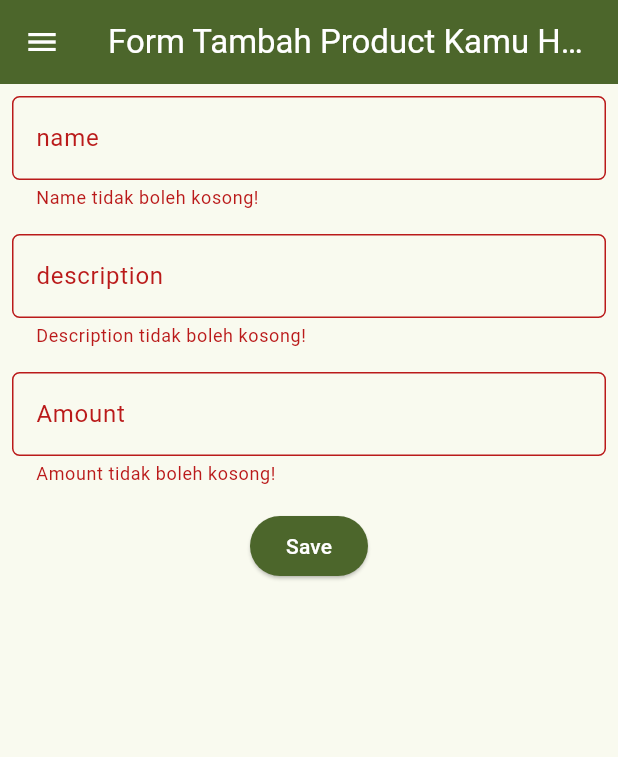
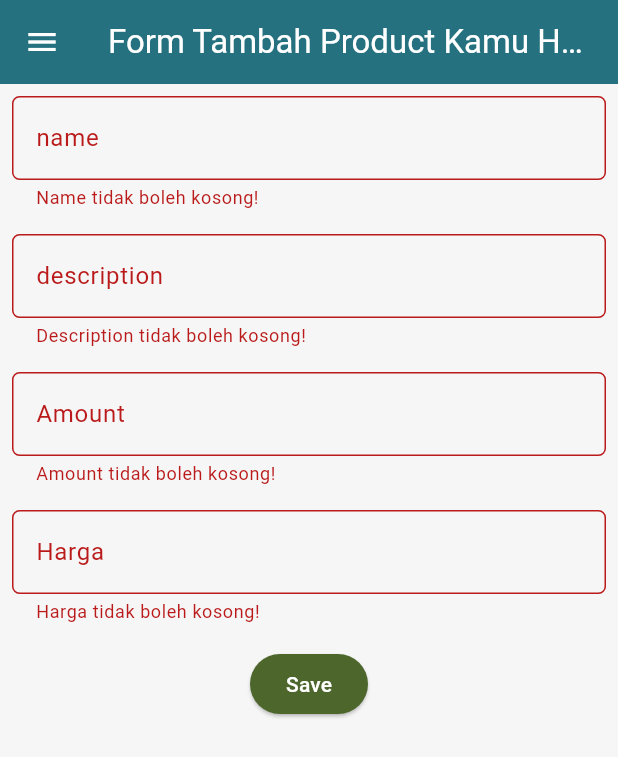
Before and after one commit to lillyskyy/my_vintage_choice_mobile, a Flutter app: the ProductEntryFormPage screen opened directly, after a tap on "Save", on a phone screen of 412 x 824 dp. Shown: the top 757 px of the screen. Run offline on Flutter 3.47's test engine with Material 3 defaults, Android fonts, the light colour scheme and no system bars.

Commit message:
TUGAS 8 DONE

```diff
--- a/my_vintage_choice/lib/screens/productentry_form.dart
+++ b/my_vintage_choice/lib/screens/productentry_form.dart
@@ -14,17 +14,19 @@ class _ProductEntryFormPageState extends State<ProductEntryFormPage> {
   String _name = "";
   String _description = "";
   int _amount = 0;
+  int _price = 0;
 
   @override
   Widget build(BuildContext context) {
     return Scaffold(
+      backgroundColor: const Color(0xFFF6F6F6),
       appBar: AppBar(
         title: const Center(
           child: Text(
             'Form Tambah Product Kamu Hari ini',
           ),
         ),
-        backgroundColor: Theme.of(context).colorScheme.primary,
+        backgroundColor: const Color(0xFF257180),
         foregroundColor: Colors.white,
       ),
       // Tambahkan drawer yang sudah dibuat di sini
@@ -54,6 +56,9 @@ class _ProductEntryFormPageState extends State<ProductEntryFormPage> {
                     if (value == null || value.isEmpty) {
                       return "Name tidak boleh kosong!";
                     }
+                    if (value.length < 3) {
+                      return "Name minimal 3 karakter!";
+                    }
                     return null;
                   },
                 ),
@@ -76,6 +81,9 @@ class _ProductEntryFormPageState extends State<ProductEntryFormPage> {
                   validator: (String? value) {
                     if (value == null || value.isEmpty) {
                       return "Description tidak boleh kosong!";
+                    }
+                    if (value.length < 10) {
+                      return "Description minimal 10 karakter!";
                     }
                     return null;
                   },
@@ -102,6 +110,39 @@ class _ProductEntryFormPageState extends State<ProductEntryFormPage> {
                     }
                     if (int.tryParse(value) == null) {
                       return "Amount harus berupa angka!";
+                    }
+                    if (int.parse(value) <= 0) {
+                      return "Amount harus lebih dari 0!";
+                    }
+                    return null;
+                  },
+                ),
+              ),
+              Padding(
+                padding: const EdgeInsets.all(8.0),
+                child: TextFormField(
+                  keyboardType: TextInputType.number,
+                  decoration: InputDecoration(
+                    hintText: "Harga Produk",
+                    labelText: "Harga",
+                    border: OutlineInputBorder(
+                      borderRadius: BorderRadius.circular(5.0),
+                    ),
+                  ),
+                  onChanged: (String? value) {
+                    setState(() {
+                      _price = int.tryParse(value ?? '') ?? 0;
+                    });
+                  },
+                  validator: (String? value) {
+                    if (value == null || value.isEmpty) {
+                      return "Harga tidak boleh kosong!";
+                    }
+                    if (int.tryParse(value) == null) {
+                      return "Harga harus berupa angka!";
+                    }
+                    if (int.parse(value) <= 0) {
+                      return "Harga tidak boleh kurang dari sama dengan 0!";
                     }
                     return null;
                   },
@@ -130,6 +171,7 @@ class _ProductEntryFormPageState extends State<ProductEntryFormPage> {
                                     Text('Name: $_name'),
                                     Text('Description: $_description'),
                                     Text('Amount: $_amount'),
+                                    Text('Price: $_price'),
                                   ],
                                 ),
                               ),
--- a/my_vintage_choice/lib/widgets/product_card.dart
+++ b/my_vintage_choice/lib/widgets/product_card.dart
@@ -12,7 +12,7 @@ class ItemCard extends StatelessWidget {
   Widget build(BuildContext context) {
     return Material(
       // Menentukan warna latar belakang dari tema aplikasi.
-      color: Theme.of(context).colorScheme.secondary,
+      color: item.color,
       // Membuat sudut kartu melengkung.
       borderRadius: BorderRadius.circular(12),
 
```
Also changed, not shown: my_vintage_choice/lib/screens/menu.dart (+5 -4 lines).
